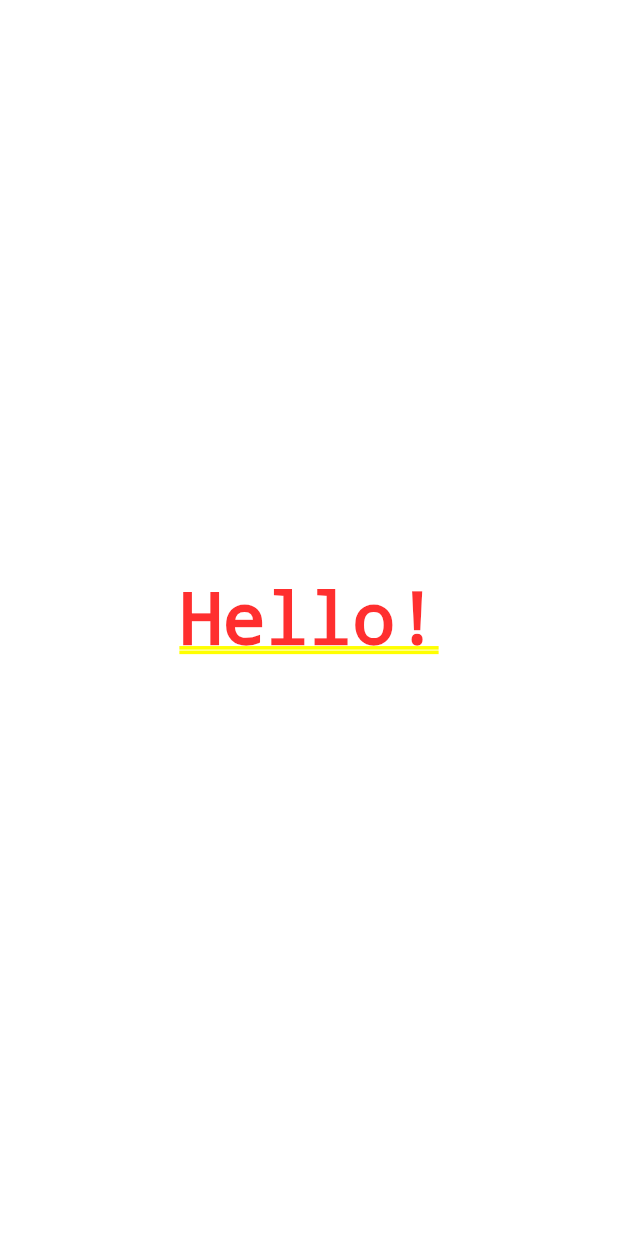
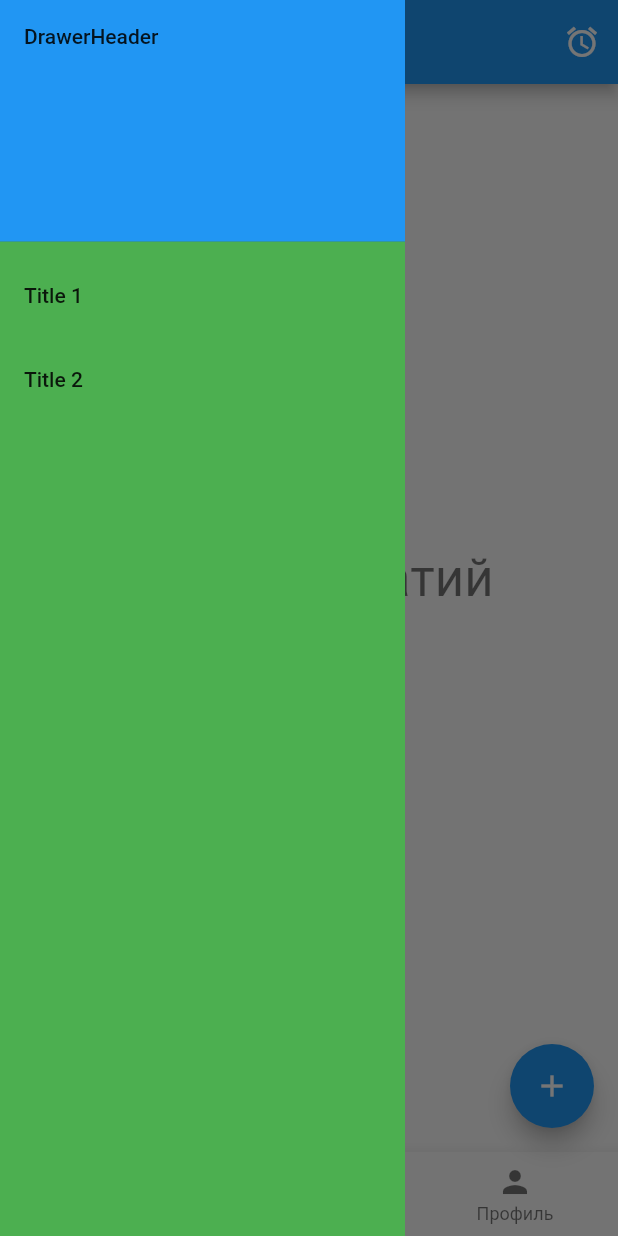
Before and after one commit to goober-cripto/surf-flutter-course-Vasenev, a Flutter app: the screen it shows after launch, with the side drawer open (before the commit the screen has no drawer), on a phone screen of 412 x 824 dp. Run offline on Flutter 3.47's test engine with Material 2 defaults, Android fonts, the phone set to English and light mode, and no system bars; our stand-ins replace flutter_svg.

Commit message:
Scaffold

```diff
--- a/lib/main.dart
+++ b/lib/main.dart
@@ -1,141 +1,26 @@
 import 'package:flutter/material.dart';
+import 'package:flutter/rendering.dart';
 import 'package:flutter_svg/flutter_svg.dart';
+import 'package:places/ul/screen/sight_list_screen.dart';
 
 void main() {
-  runApp(MyApp());
-}
-
-class MyApp extends StatelessWidget {
-  // This widget is the root of your application.
-  @override
-  Widget build(BuildContext context) {
-    return MaterialApp(
-      title: 'Flutter Demo',
-      theme: ThemeData(
-        // This is the theme of your application.
-        //
-        // Try running your application with "flutter run". You'll see the
-        // application has a blue toolbar. Then, without quitting the app, try
-        // changing the primarySwatch below to Colors.green and then invoke
-        // "hot reload" (press "r" in the console where you ran "flutter run",
-        // or simply save your changes to "hot reload" in a Flutter IDE).
-        // Notice that the counter didn't reset back to zero; the application
-        // is not restarted.
-        primarySwatch: Colors.blue,
-        // This makes the visual density adapt to the platform that you run
-        // the app on. For desktop platforms, the controls will be smaller and
-        // closer together (more dense) than on mobile platforms.
-        visualDensity: VisualDensity.adaptivePlatformDensity,
-      ),
-      home: MyFirstWidget1(),
-    );
-  }
-}
-
-class MyHomePage extends StatefulWidget {
-  MyHomePage({Key key, this.title}) : super(key: key);
-
-  // This widget is the home page of your application. It is stateful, meaning
-  // that it has a State object (defined below) that contains fields that affect
-  // how it looks.
-
-  // This class is the configuration for the state. It holds the values (in this
-  // case the title) provided by the parent (in this case the App widget) and
-  // used by the build method of the State. Fields in a Widget subclass are
-  // always marked "final".
-
-  final String title;
-
-  @override
-  _MyHomePageState createState() => _MyHomePageState();
-}
-
-class _MyHomePageState extends State<MyHomePage> {
-  int _counter = 0;
-
-  void _incrementCounter() {
-    setState(() {
-      // This call to setState tells the Flutter framework that something has
-      // changed in this State, which causes it to rerun the build method below
-      // so that the display can reflect the updated values. If we changed
-      // _counter without calling setState(), then the build method would not be
-      // called again, and so nothing would appear to happen.
-      _counter++;
-    });
-  }
-
-  @override
-  Widget build(BuildContext context) {
-    // This method is rerun every time setState is called, for instance as done
-    // by the _incrementCounter method above.
-    //
-    // The Flutter framework has been optimized to make rerunning build methods
-    // fast, so that you can just rebuild anything that needs updating rather
-    // than having to individually change instances of widgets.
-    return Scaffold(
-      appBar: AppBar(
-        // Here we take the value from the MyHomePage object that was created by
-        // the App.build method, and use it to set our appbar title.
-        title: Text(widget.title),
-      ),
-      body: Center(
-        // Center is a layout widget. It takes a single child and positions it
-        // in the middle of the parent.
-        child: Column(
-          // Column is also a layout widget. It takes a list of children and
-          // arranges them vertically. By default, it sizes itself to fit its
-          // children horizontally, and tries to be as tall as its parent.
-          //
-          // Invoke "debug painting" (press "p" in the console, choose the
-          // "Toggle Debug Paint" action from the Flutter Inspector in Android
-          // Studio, or the "Toggle Debug Paint" command in Visual Studio Code)
-          // to see the wireframe for each widget.
-          //
-          // Column has various properties to control how it sizes itself and
-          // how it positions its children. Here we use mainAxisAlignment to
-          // center the children vertically; the main axis here is the vertical
-          // axis because Columns are vertical (the cross axis would be
-          // horizontal).
-          mainAxisAlignment: MainAxisAlignment.center,
-          children: <Widget>[
-            Text(
-              'You have pushed the button this many times:',
-            ),
-            Text(
-              '$_counter',
-              style: Theme.of(context).textTheme.headline4,
-            ),
-          ],
-        ),
-      ),
-      floatingActionButton: FloatingActionButton(
-        onPressed: _incrementCounter,
-        tooltip: 'Increment',
-        child: Icon(Icons.add),
-      ), // This trailing comma makes auto-formatting nicer for build methods.
-    );
-  }
+  runApp(App());
 }
 
 class MyFirstWidged extends StatelessWidget {
-  int cou = 0;
   @override
   Widget build(
     BuildContext context,
   ) {
-    cou++;
-    print(cou);
-    return Container(
-      child: Center(
-        child: Text('Hello!'),
+    return context_runtimeType(context);
+    /*Scaffold(
+      appBar: AppBar(
+        title: Text('Home'),
+        centerTitle: true,
       ),
-    );
+    );*/
   }
 }
-/*
-MyFirstWidged - при выполнении Hot Reload не накапливает значение, оно постоянно равно 1, это значит что
-StatelessWidget без сохранения состояния
-*/
 
 class MyFirstWidget1 extends StatefulWidget {
   @override
@@ -143,20 +28,28 @@ class MyFirstWidget1 extends StatefulWidget {
 }
 
 class _MyFirstWidget1State extends State<MyFirstWidget1> {
-  int i = 0;
   @override
   Widget build(BuildContext context) {
-    i++;
-    print(i);
-    return Container(
-      child: Center(
-        child: Text('Hello!'),
+    return context_runtimeType(context);
+    /*Scaffold(
+      appBar: AppBar(
+        title: Text('Home'),
+        centerTitle: true,
       ),
+    );*/
+  }
+}
+
+context_runtimeType(e) {
+  print(e.runtimeType);
+}
+
+class App extends StatelessWidget {
+  @override
+  Widget build(BuildContext context) {
+    return MaterialApp(
+      title: 'Travel',
+      home: SightListScreen(),
     );
   }
 }
-
-/*
-MyFirstWidged1 - при выполнении Hot Reload  накапливает значение, оно постоянно увеличивается, это значит что
-StatefulWidget является динамическим с сохранением сосотяния
-*/
--- /dev/null
+++ b/lib/ul/screen/sight_list_screen.dart
@@ -0,0 +1,82 @@
+import 'package:flutter/material.dart';
+
+class SightListScreen extends StatefulWidget {
+  @override
+  _SightListScreenState createState() => _SightListScreenState();
+}
+
+class _SightListScreenState extends State<SightListScreen> {
+  int _count = 0;
+  get child => null;
+  void _incrementCounter() {
+    setState(() {
+      _count++;
+    });
+  }
+
+  @override
+  Widget build(BuildContext context) {
+    return Scaffold(
+      body: Center(
+        child: Column(
+          mainAxisAlignment: MainAxisAlignment.center,
+          children: <Widget>[
+            Text(
+              'Число нажатий',
+              style: Theme.of(context).textTheme.headline4,
+            ),
+            Text(
+              '$_count',
+              style: Theme.of(context).textTheme.headline3,
+            )
+          ],
+        ),
+      ),
+      drawer: Container(
+        width: 270,
+        color: Colors.green,
+        child: Column(
+          crossAxisAlignment: CrossAxisAlignment.stretch,
+          children: [
+            DrawerHeader(
+              child: Text('DrawerHeader'),
+              decoration: BoxDecoration(color: Colors.blue),
+            ),
+            ListTile(
+              title: Text("Title 1"),
+            ),
+            ListTile(
+              title: Text("Title 2"),
+            ),
+          ],
+        ),
+      ),
+      appBar: AppBar(
+        title: Text('Travel'),
+        actions: [
+          IconButton(icon: Icon(Icons.alarm), onPressed: _incrementCounter)
+        ],
+      ),
+      floatingActionButton: FloatingActionButton(
+        onPressed: _incrementCounter,
+        child: Icon(Icons.add),
+      ),
+      bottomNavigationBar: BottomNavigationBar(
+        items: [
+          BottomNavigationBarItem(
+            icon: Icon(Icons.home),
+            title: Text('Главная'),
+          ),
+          BottomNavigationBarItem(
+            icon: Icon(Icons.mail),
+            title: Text('Сообщения'),
+          ),
+          BottomNavigationBarItem(
+            icon: Icon(Icons.person),
+            title: Text('Профиль'),
+          ),
+        ],
+      ),
+    );
+  }
+}
```
Also changed, not shown: 2 other files.
